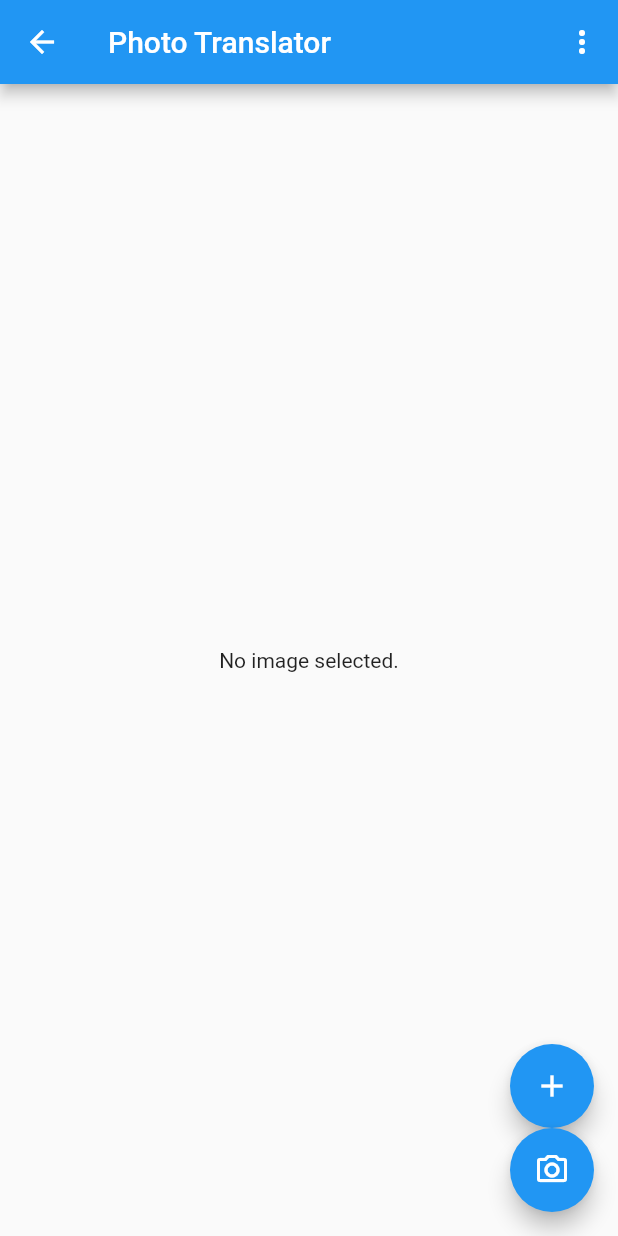
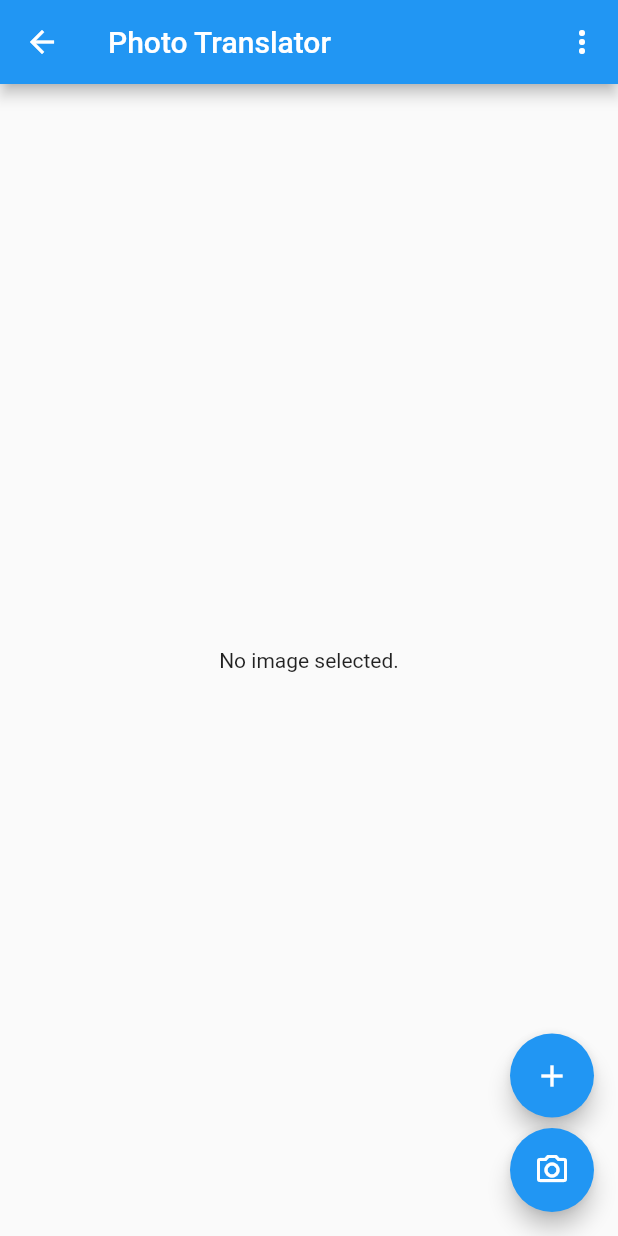
Before and after one commit to lpawelcz/ar-translator, a Flutter app: the ImageOcr screen opened directly, on a phone screen of 412 x 824 dp. Run offline on Flutter 3.47's test engine with Material 2 defaults, Android fonts, the phone set to English and light mode, and no system bars; our stand-ins replace camera, firebase_core, image_gallery_saver, image_picker, screenshot; missing offline and left inert: firebase_ml_vision, flutter_camera_ml_vision, flutter_ibm_watson; accounts and stored records are empty.

Commit message:
added free space between buttons

```diff
--- a/lib/ocr/image_ocr.dart
+++ b/lib/ocr/image_ocr.dart
@@ -145,6 +145,7 @@ class _ImageOcrState extends State<ImageOcr> {
           ),
           visible: selectedImage == null,
         ),
+        SizedBox(height: 7),
         FloatingActionButton(
           child: Icon(Icons.camera_alt_outlined),
           onPressed: () => print("Screenshot"),
```
